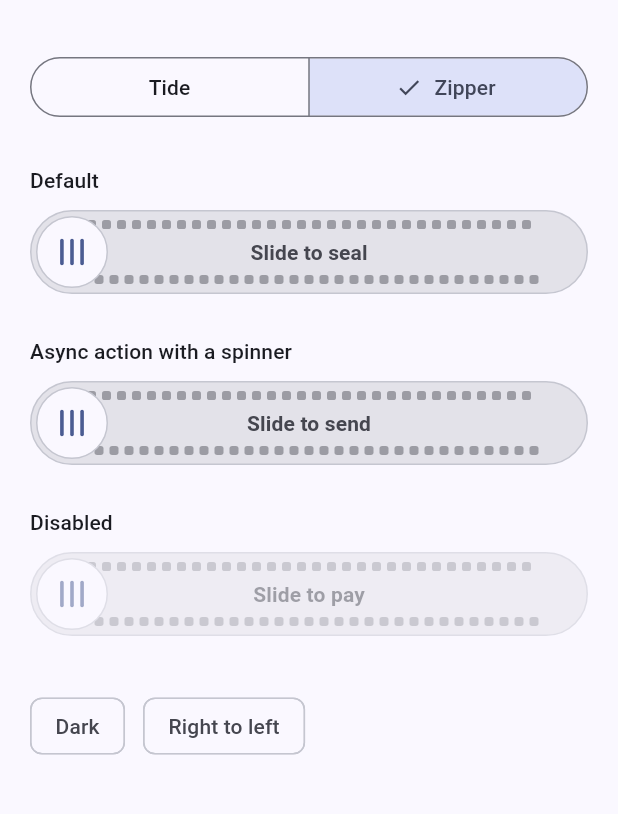
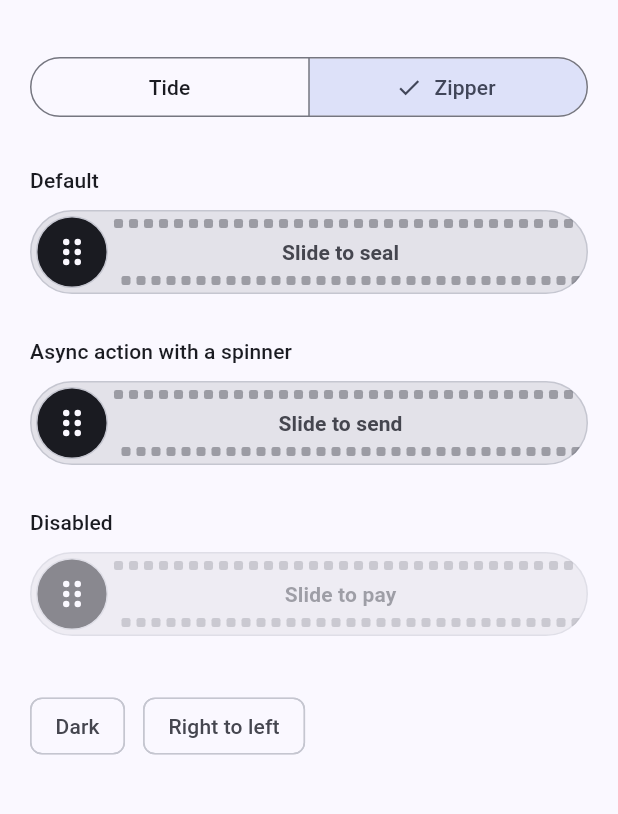
Before and after one commit to YagnikBarasiya23/tide_slide, a Flutter app: the screen it shows after launch, after a tap on "Zipper", on a phone screen of 412 x 824 dp, the part 63-877 px from its top. Run offline on Flutter 3.47's test engine with Material 3 defaults, Android fonts, the phone set to English and light mode, and no system bars.

Commit message:
Match zipper to the approved concept
Teeth start past the resting thumb and run to the track end, with the
concept's row offsets. Confirm keeps the seam, tints it green and shows
no text. Solid thumb with a dot grip. Goldens and demo media refreshed.

```diff
--- a/lib/src/glyphs.dart
+++ b/lib/src/glyphs.dart
@@ -44,12 +44,12 @@ class ChevronsPainter extends CustomPainter {
       old.color != color || old.rtl != rtl;
 }
 
-/// Three vertical grip lines, like the pull tab of a zipper.
+/// A grip of two columns of three dots, like the pull tab of a zipper.
 class GripPainter extends CustomPainter {
   /// Creates a grip painter.
   const GripPainter({required this.color});
 
-  /// Stroke colour.
+  /// Dot colour.
   final Color color;
 
   @override
@@ -57,18 +57,15 @@ class GripPainter extends CustomPainter {
     final s = size.shortestSide;
     final cx = size.width / 2;
     final cy = size.height / 2;
-    final paint = Paint()
-      ..color = color
-      ..style = PaintingStyle.stroke
-      ..strokeWidth = 2.4
-      ..strokeCap = StrokeCap.round;
-    for (var i = -1; i <= 1; i++) {
-      final x = cx + i * s * 0.14;
-      canvas.drawLine(
-        Offset(x, cy - s * 0.16),
-        Offset(x, cy + s * 0.16),
-        paint,
-      );
+    final paint = Paint()..color = color;
+    for (final dx in [-1, 1]) {
+      for (final dy in [-1, 0, 1]) {
+        canvas.drawCircle(
+          Offset(cx + dx * s * 0.08, cy + dy * s * 0.14),
+          s * 0.045,
+          paint,
+        );
+      }
     }
   }
 
--- a/lib/src/tide_slide.dart
+++ b/lib/src/tide_slide.dart
@@ -436,7 +436,7 @@ class _TideSlideState extends State<TideSlide> with TickerProviderStateMixin {
   @override
   Widget build(BuildContext context) {
     final theme = Theme.of(context);
-    final colors = (widget.colors ?? const TideSlideColors()).resolve(theme);
+    final colors = _resolveColors(theme);
     _rtl = Directionality.of(context) == TextDirection.rtl;
     final h = widget.height;
     final thumbSize = h - 2 * _inset;
@@ -509,17 +509,10 @@ class _TideSlideState extends State<TideSlide> with TickerProviderStateMixin {
       ),
     );
 
+    final zipper = widget.style == TideSlideStyle.zipper;
     final layers = switch (widget.style) {
       TideSlideStyle.tide => _tideLayers(c, size, thumbSize, p, t, label),
-      TideSlideStyle.zipper => _zipperLayers(
-        c,
-        size,
-        thumbSize,
-        p,
-        t,
-        confirmed,
-        label,
-      ),
+      TideSlideStyle.zipper => _zipperLayers(c, size, thumbSize, p, t),
     };
 
     final showSpinner = widget.loading || _phase == _Phase.loading;
@@ -532,9 +525,12 @@ class _TideSlideState extends State<TideSlide> with TickerProviderStateMixin {
       );
     } else if (confirmed) {
       glyph = CustomPaint(
-        painter: CheckPainter(color: c.success, progress: _tick.value),
+        painter: CheckPainter(
+          color: zipper ? c.onSuccess : c.success,
+          progress: _tick.value,
+        ),
       );
-    } else if (widget.style == TideSlideStyle.zipper) {
+    } else if (zipper) {
       glyph = CustomPaint(painter: GripPainter(color: c.thumbIcon));
     } else {
       glyph = CustomPaint(
@@ -557,7 +553,7 @@ class _TideSlideState extends State<TideSlide> with TickerProviderStateMixin {
         child: DecoratedBox(
           decoration: BoxDecoration(
             shape: BoxShape.circle,
-            color: c.thumb,
+            color: zipper ? Color.lerp(c.thumb, c.success, t) : c.thumb,
             border: _focused
                 ? Border.all(color: c.tide, width: 2.5)
                 : Border.all(color: c.border, width: 1),
@@ -567,11 +563,19 @@ class _TideSlideState extends State<TideSlide> with TickerProviderStateMixin {
       ),
     );
 
+    final successTrack = Color.alphaBlend(
+      c.success.withValues(alpha: 0.18),
+      c.track,
+    );
+    final successBorder = c.success.withValues(alpha: 0.45);
     return DecoratedBox(
       decoration: BoxDecoration(
-        color: c.track,
+        color: zipper ? Color.lerp(c.track, successTrack, t) : c.track,
         borderRadius: BorderRadius.circular(size.height / 2),
-        border: Border.all(color: c.border, width: 1),
+        border: Border.all(
+          color: zipper ? Color.lerp(c.border, successBorder, t)! : c.border,
+          width: 1,
+        ),
       ),
       child: ClipRRect(
         borderRadius: BorderRadius.circular(size.height / 2),
@@ -620,42 +624,70 @@ class _TideSlideState extends State<TideSlide> with TickerProviderStateMixin {
     double thumbSize,
     double p,
     double t,
-    bool confirmed,
-    Widget Function(Color) label,
   ) {
-    final open = c.label.withValues(alpha: 0.45);
-    final shut = Color.lerp(c.tide, c.onSuccess.withValues(alpha: 0.22), t)!;
+    final h = size.height;
     return [
-      if (t > 0)
-        Positioned.fill(
-          child: ColoredBox(color: c.success.withValues(alpha: t)),
-        ),
       Positioned.fill(
         child: CustomPaint(
           painter: ZipperPainter(
             thumbCenter: _inset + p * _travel + thumbSize / 2,
             toothSize: widget.toothSize,
             toothGap: widget.toothGap,
-            openColor: open,
-            closedColor: shut,
+            openColor: c.label.withValues(alpha: 0.45),
+            closedColor: c.tide,
+            successColor: c.success,
             rtl: _rtl,
             reduced: _reduced,
-            settle: t,
+            success: t,
           ),
         ),
       ),
+      // The label sits centred over the teeth and is only drawn ahead of the
+      // thumb, so it is gone once the thumb reaches the end.
       Positioned.fill(
-        child: confirmed
-            ? Opacity(opacity: t, child: label(c.onSuccess))
-            : ClipRect(
-                clipper: AheadClipper(
-                  leading: _inset + p * _travel + thumbSize,
-                  rtl: _rtl,
-                ),
-                child: label(c.label),
+        child: ClipRect(
+          clipper: AheadClipper(
+            leading: _inset + p * _travel + thumbSize,
+            rtl: _rtl,
+          ),
+          child: Padding(
+            padding: EdgeInsetsDirectional.only(start: h, end: h * 0.25),
+            child: Center(
+              child: Text(
+                widget.label,
+                maxLines: 1,
+                overflow: TextOverflow.ellipsis,
+                style: _labelStyle(context).copyWith(color: c.label),
               ),
+            ),
+          ),
+        ),
       ),
     ];
+  }
+
+  TextStyle _labelStyle(BuildContext context) =>
+      (Theme.of(context).textTheme.labelLarge ?? const TextStyle()).copyWith(
+        fontWeight: FontWeight.w600,
+      );
+
+  ResolvedTideColors _resolveColors(ThemeData theme) {
+    final given = widget.colors ?? const TideSlideColors();
+    final c = given.resolve(theme);
+    if (widget.style != TideSlideStyle.zipper) return c;
+    // The zipper pull reads best as a solid dark (or light, in dark mode) tab.
+    final scheme = theme.colorScheme;
+    return ResolvedTideColors(
+      track: c.track,
+      border: c.border,
+      tide: c.tide,
+      onTide: c.onTide,
+      thumb: given.thumb ?? scheme.onSurface,
+      thumbIcon: given.thumbIcon ?? scheme.surface,
+      label: c.label,
+      success: c.success,
+      onSuccess: c.onSuccess,
+    );
   }
 }
 
--- a/lib/src/zipper_painter.dart
+++ b/lib/src/zipper_painter.dart
@@ -44,33 +44,35 @@ class ZipperTooth {
 
 /// Lays out the two rows of teeth for a track of [size].
 ///
-/// [thumbCenter] is the thumb centre measured from the start edge. [settle]
-/// goes from 0 to 1 after confirming and closes every tooth.
+/// [thumbCenter] is the thumb centre measured from the start edge. Teeth start
+/// one track height in, just past the resting thumb, and run to the far end.
+/// Proportions follow a 56 px track with 6 px teeth: rows sit 6 px from the
+/// edges when open and overlap by 1 px when closed.
 List<ZipperTooth> layoutZipper(
   Size size, {
   required double thumbCenter,
   required double toothSize,
   required double toothGap,
   bool reduced = false,
-  double settle = 0,
 }) {
   final h = size.height;
   final pitch = toothSize + toothGap;
   if (size.isEmpty || pitch <= 0) return const [];
-  final openTop = h * 0.12;
-  final openBottom = h * 0.88 - toothSize;
-  final shutTop = h / 2 - toothSize * 0.8;
-  final shutBottom = h / 2 - toothSize * 0.2;
-  final blend = h * 0.7;
+  final half = pitch / 2;
+  final openTop = h * 6 / 56;
+  final openBottom = h - openTop - toothSize;
+  final shutTop = h / 2 - toothSize;
+  final shutBottom = h / 2 - toothSize / 6;
+  final blend = h * 40 / 56;
+  final end = size.width - h * 3 / 56;
   final teeth = <ZipperTooth>[];
-  for (var x = h * 0.5; x + pitch <= size.width - h * 0.5 + 0.01; x += pitch) {
-    var k = zipperClosedAmount(
+  for (var x = h; x + half + toothSize <= end + 0.01; x += pitch) {
+    final k = zipperClosedAmount(
       toothX: x,
       thumbCenter: thumbCenter,
       blend: blend,
       reduced: reduced,
     );
-    k = k + (1 - k) * settle;
     teeth.add(
       ZipperTooth(
         x: x,
@@ -92,9 +94,10 @@ class ZipperPainter extends CustomPainter {
     required this.toothGap,
     required this.openColor,
     required this.closedColor,
+    required this.successColor,
     required this.rtl,
     required this.reduced,
-    required this.settle,
+    required this.success,
   });
 
   /// Thumb centre from the start edge.
@@ -112,14 +115,17 @@ class ZipperPainter extends CustomPainter {
   /// Colour of meshed teeth.
   final Color closedColor;
 
+  /// Colour of every tooth once confirmed.
+  final Color successColor;
+
   /// Whether the track runs right to left.
   final bool rtl;
 
   /// Whether reduced motion is on.
   final bool reduced;
 
-  /// Confirm progress from 0 to 1.
-  final double settle;
+  /// Confirm progress from 0 to 1. Turns every tooth [successColor].
+  final double success;
 
   @override
   void paint(Canvas canvas, Size size) {
@@ -134,13 +140,13 @@ class ZipperPainter extends CustomPainter {
       toothSize: toothSize,
       toothGap: toothGap,
       reduced: reduced,
-      settle: settle,
     );
     final half = (toothSize + toothGap) / 2;
-    final r = Radius.circular(toothSize * 0.3);
+    final r = Radius.circular(toothSize * 0.25);
     final paint = Paint();
     for (final t in teeth) {
-      paint.color = Color.lerp(openColor, closedColor, t.closed)!;
+      final base = Color.lerp(openColor, closedColor, t.closed)!;
+      paint.color = Color.lerp(base, successColor, success)!;
       canvas
         ..drawRRect(
           RRect.fromLTRBR(t.x, t.top, t.x + toothSize, t.top + toothSize, r),
@@ -166,9 +172,10 @@ class ZipperPainter extends CustomPainter {
       old.toothGap != toothGap ||
       old.openColor != openColor ||
       old.closedColor != closedColor ||
+      old.successColor != successColor ||
       old.rtl != rtl ||
       old.reduced != reduced ||
-      old.settle != settle;
+      old.success != success;
 }
 
 /// Clips a child to the part of the track ahead of the thumb.
```
Also changed, not shown: doc/zipper.png, example/pubspec.lock, media/zipper.gif, media/zipper_poster.png, media/zipper_share.png, 11 other files.
